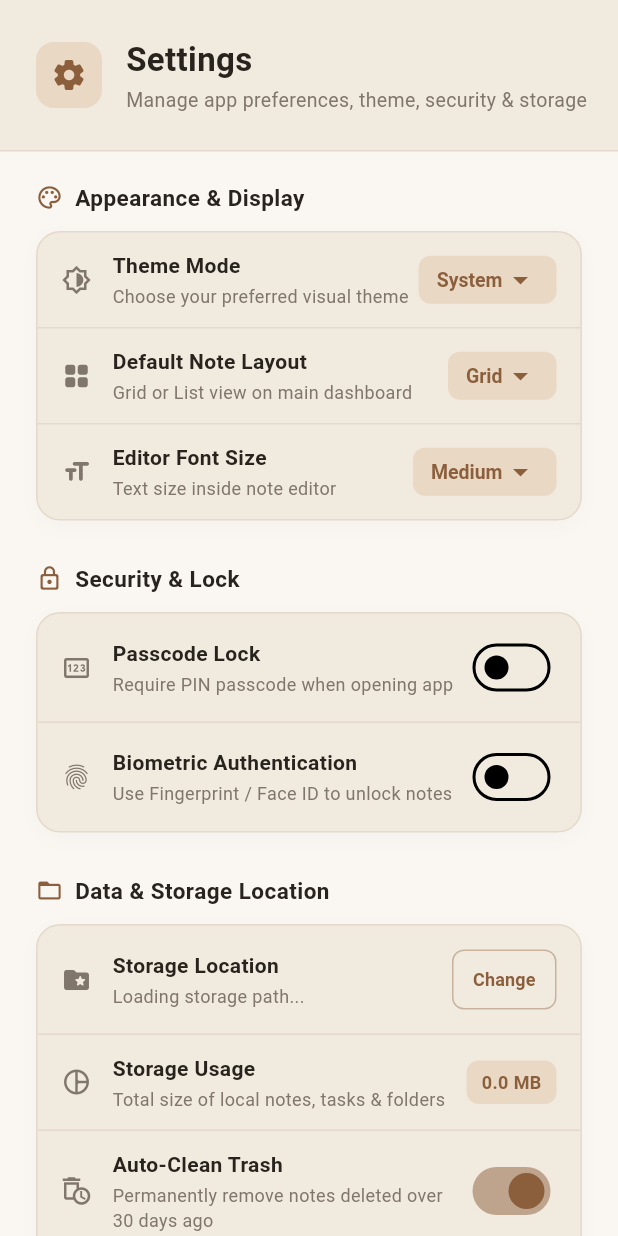
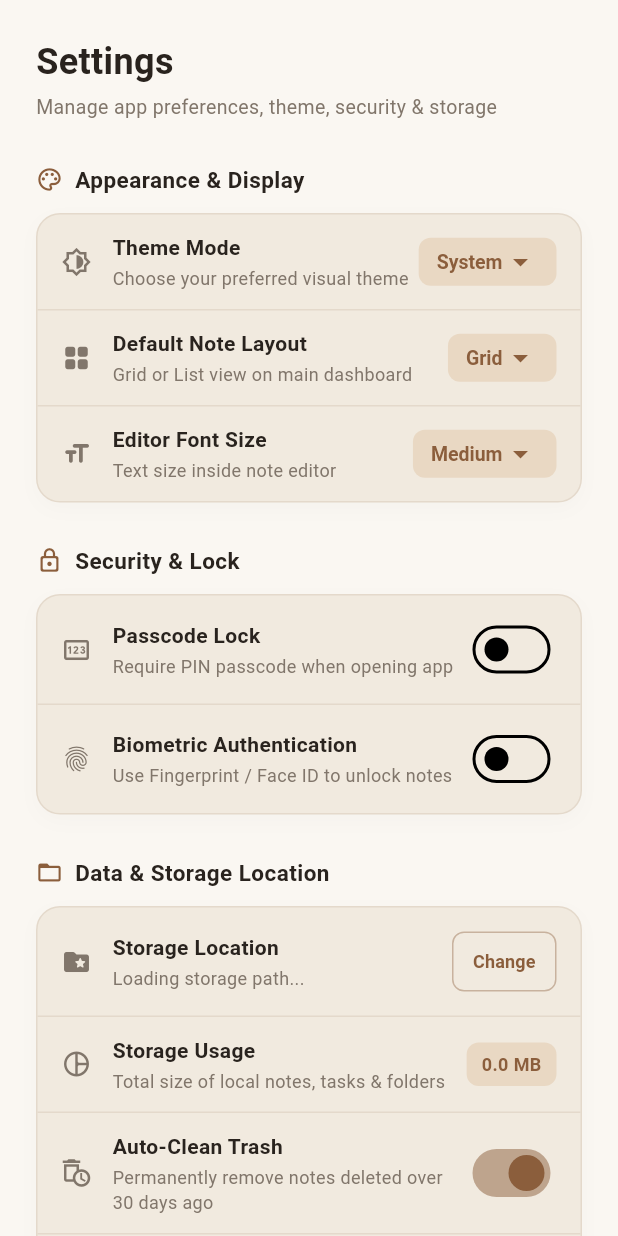
Before and after one commit to abinjoyal/MyNotes-App, a Flutter app: the SettingsScreen screen opened directly, on a phone screen of 412 x 824 dp. Run offline on Flutter 3.47's test engine with Material 3 defaults, Android fonts, the phone set to English and light mode, and no system bars; our stand-ins replace file_picker, flutter_animate, flutter_riverpod, local_auth, pdf, printing and 4 more; accounts and stored records are empty.

Commit message:
feat: add SettingsScreen UI for managing app preferences and security

```diff
--- a/lib/features/settings/screens/settings_screen.dart
+++ b/lib/features/settings/screens/settings_screen.dart
@@ -32,49 +32,26 @@ class SettingsScreen extends StatelessWidget {
           slivers: [
             // Top Header App Bar
             SliverToBoxAdapter(
-              child: Container(
-                padding: const EdgeInsets.all(24.0),
-                decoration: BoxDecoration(
-                  color: colors.cardBg,
-                  border: Border(bottom: BorderSide(color: colors.borderColor)),
-                ),
-                child: Row(
-                  children: [
-                    Container(
-                      padding: const EdgeInsets.all(10),
-                      decoration: BoxDecoration(
-                        color: colors.isDark
-                            ? AppColors.primaryPurple.withOpacity(0.2)
-                            : AppColors.lightLavender,
-                        borderRadius: BorderRadius.circular(12),
-                      ),
-                      child: const Icon(
-                        Icons.settings_rounded,
-                        color: AppColors.primaryPurple,
-                        size: 24,
-                      ),
-                    ),
-                    const SizedBox(width: 16),
-                    Column(
+              child: Padding(
+                padding: const EdgeInsets.fromLTRB(24.0, 24.0, 24.0, 8.0),
+                child: Column(
                   crossAxisAlignment: CrossAxisAlignment.start,
                   children: [
                     Text(
                       'Settings',
                       style: TextStyle(
-                            fontSize: 22,
+                        fontSize: 24,
                         fontWeight: FontWeight.bold,
                         color: colors.textColor,
                       ),
                     ),
-                        const SizedBox(height: 2),
+                    const SizedBox(height: 4),
                     Text(
                       'Manage app preferences, theme, security & storage',
                       style: TextStyle(
                         fontSize: 13,
                         color: colors.secondaryTextColor,
                       ),
-                        ),
-                      ],
                     ),
                   ],
                 ),
@@ -378,7 +355,8 @@ class SettingsScreen extends StatelessWidget {
                           ListenableBuilder(
                             listenable: NotesController.instance,
                             builder: (context, _) {
-                              final count = NotesController.instance.trashedNotesCount;
+                              final count =
+                                  NotesController.instance.trashedNotesCount;
                               return Column(
                                 mainAxisSize: MainAxisSize.min,
                                 children: [
@@ -390,7 +368,8 @@ class SettingsScreen extends StatelessWidget {
                                     icon: Icons.delete_outline_rounded,
                                     actionLabel: 'View Trash',
                                     textColor: colors.textColor,
-                                    secondaryTextColor: colors.secondaryTextColor,
+                                    secondaryTextColor:
+                                        colors.secondaryTextColor,
                                     onTap: () {
                                       Navigator.of(context).push(
                                         MaterialPageRoute(
@@ -408,14 +387,60 @@ class SettingsScreen extends StatelessWidget {
                                     actionLabel: 'Empty Trash',
                                     isDestructive: true,
                                     textColor: colors.textColor,
-                                    secondaryTextColor: colors.secondaryTextColor,
-                                    onTap: () {
+                                    secondaryTextColor:
+                                        colors.secondaryTextColor,
+                                    onTap: () async {
                                       if (count == 0) {
-                                        _showSnackBar(context, 'Trash bin is already empty');
+                                        _showSnackBar(
+                                          context,
+                                          'Trash bin is already empty',
+                                        );
                                         return;
                                       }
+                                      final confirmed = await showDialog<bool>(
+                                        context: context,
+                                        builder: (ctx) => AlertDialog(
+                                          shape: RoundedRectangleBorder(
+                                            borderRadius: BorderRadius.circular(
+                                              16,
+                                            ),
+                                          ),
+                                          title: const Text('Empty Trash Bin?'),
+                                          content: Text(
+                                            'Are you sure you want to permanently delete $count item${count == 1 ? '' : 's'} from the trash? This action cannot be undone.',
+                                          ),
+                                          actions: [
+                                            TextButton(
+                                              onPressed: () =>
+                                                  Navigator.pop(ctx, false),
+                                              child: const Text('Cancel'),
+                                            ),
+                                            ElevatedButton(
+                                              style: ElevatedButton.styleFrom(
+                                                backgroundColor: Colors.red,
+                                                foregroundColor: Colors.white,
+                                                shape: RoundedRectangleBorder(
+                                                  borderRadius:
+                                                      BorderRadius.circular(8),
+                                                ),
+                                              ),
+                                              onPressed: () =>
+                                                  Navigator.pop(ctx, true),
+                                              child: const Text('Empty Trash'),
+                                            ),
+                                          ],
+                                        ),
+                                      );
+
+                                      if (confirmed == true) {
                                         NotesController.instance.emptyTrash();
-                                      _showSnackBar(context, 'Trash bin cleared!');
+                                        if (context.mounted) {
+                                          _showSnackBar(
+                                            context,
+                                            'Trash bin cleared!',
+                                          );
+                                        }
+                                      }
                                     },
                                   ),
                                 ],
```
Lines whose indentation alone changed are shown as unchanged.
